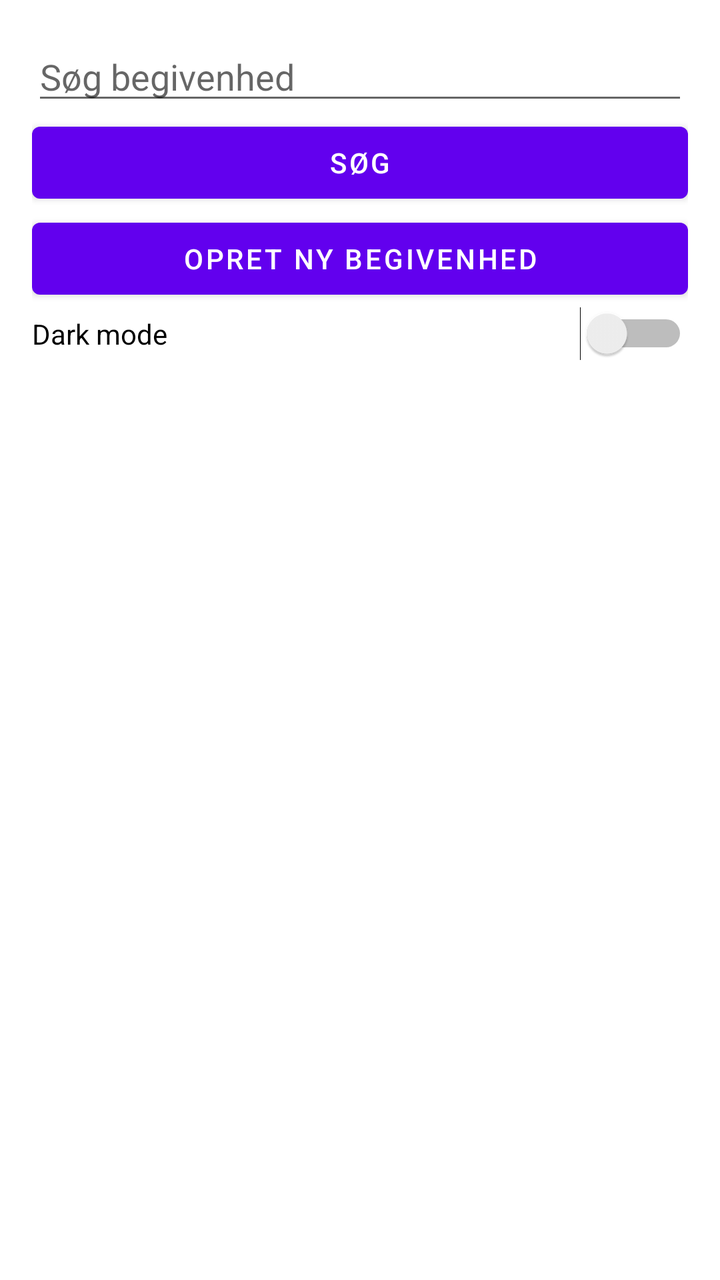
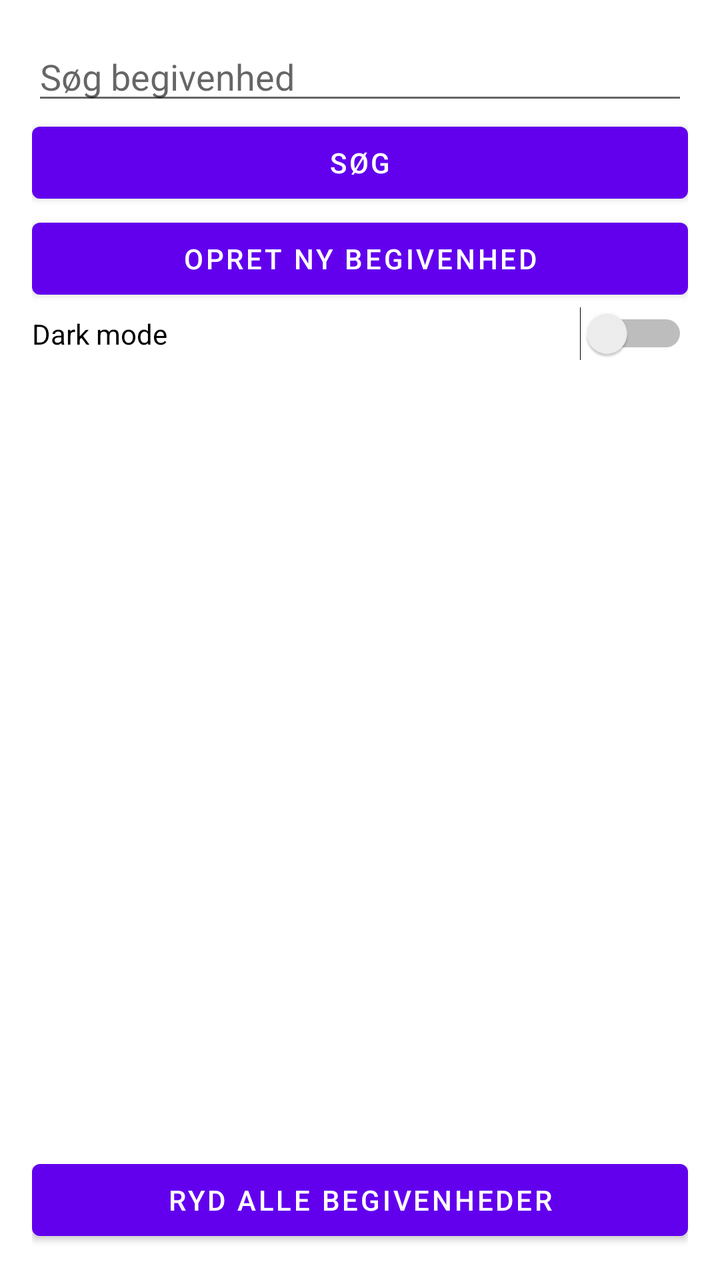

Compare the two renders of this Android layout. The source of the first and the diff that turns it into the second are given below.
<!-- AndroidManifest.xml: application theme Theme.LocalEvents -->
<!-- res/layout/activity_main.xml -->
<?xml version="1.0" encoding="utf-8"?>
<LinearLayout xmlns:android="http://schemas.android.com/apk/res/android"
    android:layout_width="match_parent"
    android:layout_height="match_parent"
    android:orientation="vertical"
    android:padding="16dp">

    <EditText
        android:id="@+id/searchEditText"
        android:layout_width="match_parent"
        android:layout_height="wrap_content"
        android:hint="Søg begivenhed" />

    <Button
        android:id="@+id/searchButton"
        android:layout_width="match_parent"
        android:layout_height="wrap_content"
        android:text="Søg" />

    <Button
        android:id="@+id/addEventButton"
        android:layout_width="match_parent"
        android:layout_height="wrap_content"
        android:text="Opret ny begivenhed" />

    <Switch
        android:id="@+id/darkModeSwitch"
        android:layout_width="match_parent"
        android:layout_height="wrap_content"
        android:text="Dark mode" />

    <ListView
        android:id="@+id/eventListView"
        android:layout_width="match_parent"
        android:layout_height="match_parent" />

    <Button
        android:id="@+id/clearAllButton"
        android:layout_width="match_parent"
        android:layout_height="wrap_content"
        android:text="Ryd alle begivenheder" />

</LinearLayout>
<!-- resources referenced by this layout -->
<resources>
  <style name="Theme.LocalEvents" parent="Theme.MaterialComponents.DayNight.DarkActionBar">
          
          <item name="colorPrimary">@color/purple_500</item>
          <item name="colorPrimaryVariant">@color/purple_700</item>
          <item name="colorOnPrimary">@color/white</item>
          
          <item name="colorSecondary">@color/teal_200</item>
          <item name="colorSecondaryVariant">@color/teal_700</item>
          <item name="colorOnSecondary">@color/black</item>
          
          <item name="android:statusBarColor">?attr/colorPrimaryVariant</item>
          
      </style>
  <color name="purple_500">#FF6200EE</color>
  <color name="purple_700">#FF3700B3</color>
  <color name="white">#FFFFFFFF</color>
  <color name="teal_200">#FF03DAC5</color>
  <color name="teal_700">#FF018786</color>
  <color name="black">#FF000000</color>
</resources>

<!-- the commit's change to res/layout/activity_main.xml (unified diff, before → after) -->
@@ -5,35 +5,43 @@
     android:orientation="vertical"
     android:padding="16dp">
 
+    
     <EditText
         android:id="@+id/searchEditText"
         android:layout_width="match_parent"
         android:layout_height="wrap_content"
         android:hint="Søg begivenhed" />
 
+    
     <Button
         android:id="@+id/searchButton"
         android:layout_width="match_parent"
         android:layout_height="wrap_content"
         android:text="Søg" />
 
+    
     <Button
         android:id="@+id/addEventButton"
         android:layout_width="match_parent"
         android:layout_height="wrap_content"
         android:text="Opret ny begivenhed" />
 
+    
     <Switch
         android:id="@+id/darkModeSwitch"
         android:layout_width="match_parent"
         android:layout_height="wrap_content"
         android:text="Dark mode" />
 
+    
+    
     <ListView
         android:id="@+id/eventListView"
         android:layout_width="match_parent"
-        android:layout_height="match_parent" />
+        android:layout_height="0dp"
+        android:layout_weight="1" />
 
+    
     <Button
         android:id="@+id/clearAllButton"
         android:layout_width="match_parent"
